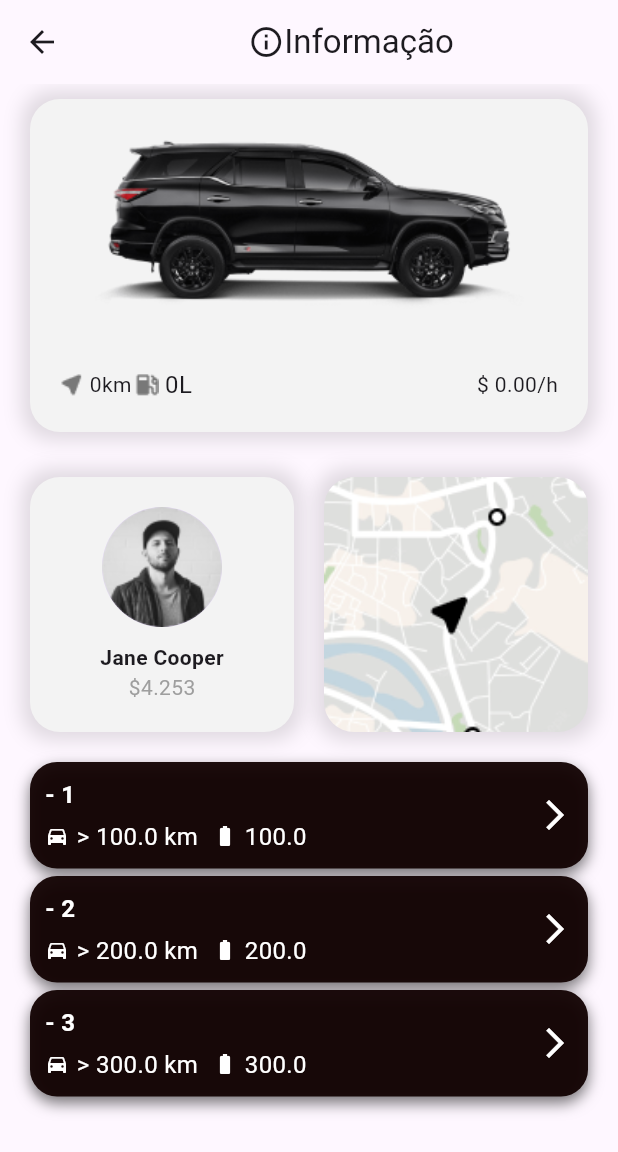
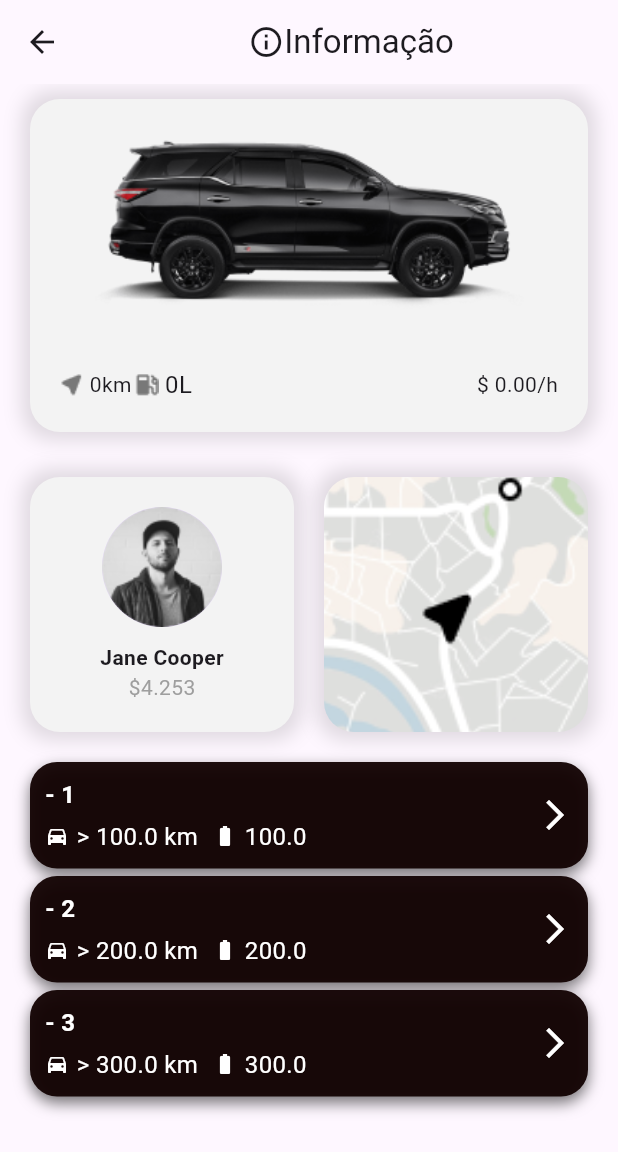
Before and after one commit to dariotecnoarte-dev/rent-a-car-app_flutter_with_firebase, a Flutter app: the CarDetailPage screen opened directly with empty values, on a phone screen of 412 x 824 dp. Shown: the top 1152 px of the screen. Run offline on Flutter 3.47's test engine with Material 3 defaults, Android fonts, the phone set to English and light mode, and no system bars; our stand-ins replace bloc, cloud_firestore, firebase_core, flutter_bloc, flutter_map, get_it and 1 more; missing offline and left inert: dart:js_interop; accounts and stored records are empty.

Commit message:
finishing the firt part of app

```diff
--- /dev/null
+++ b/lib/domain/repositories/car_repositories.dart
@@ -0,0 +1,5 @@
+import '../../data/models/car.dart';
+
+abstract class CarRepository{
+  Future<List<Car>> fetchCars();
+}
--- /dev/null
+++ b/lib/domain/usecases/get_cars.dart
@@ -0,0 +1,11 @@
+import 'package:car_rental_app/data/models/car.dart';
+import 'package:car_rental_app/domain/repositories/car_repositories.dart';
+
+class GetCars{
+  final CarRepository repository;
+  GetCars(this.repository);
+
+  Future<List<Car>> call() async{
+    return await repository.fetchCars();
+  }
+}
--- /dev/null
+++ b/lib/presentations/bloc/car_bloc.dart
@@ -0,0 +1,21 @@
+import 'package:bloc/bloc.dart';
+import 'package:car_rental_app/domain/usecases/get_cars.dart';
+import 'package:car_rental_app/presentations/bloc/car_event.dart';
+import 'package:car_rental_app/presentations/bloc/car_state.dart';
+
+class CarBloc extends Bloc<CarEvent, CarState>{
+  final GetCars getCars;
+
+
+  CarBloc({required this.getCars}):super(CarsLoading()){
+    on<LoadCars>((event, emit) async {
+      emit(CarsLoading());
+      try {
+        final cars = await getCars.call();
+        emit(CarsLoaded(cars));
+      } catch (e) {
+        emit(CarsError(e.toString()));
+      }
+    });
+  }
+}
--- /dev/null
+++ b/lib/presentations/bloc/car_event.dart
@@ -0,0 +1,3 @@
+abstract class CarEvent{}
+
+class LoadCars extends CarEvent{}
--- /dev/null
+++ b/lib/presentations/bloc/car_state.dart
@@ -0,0 +1,15 @@
+import 'package:car_rental_app/data/models/car.dart';
+
+abstract class CarState{}
+
+class CarsLoading extends CarState{}
+
+class CarsLoaded extends CarState{
+  final List<Car> cars;
+  CarsLoaded(this.cars);
+}
+
+class CarsError extends CarState{
+  final String message;
+  CarsError(this.message);
+}
--- a/lib/presentations/pages/car_details_page.dart
+++ b/lib/presentations/pages/car_details_page.dart
@@ -1,13 +1,45 @@
-import 'package:car_rental_app/data_models/car.dart';
+import 'package:car_rental_app/data/models/car.dart';
+import 'package:car_rental_app/presentations/pages/maps_detail_pages.dart';
 import 'package:car_rental_app/presentations/widgets/car_card.dart';
 import 'package:car_rental_app/presentations/widgets/more_card.dart';
 import 'package:flutter/cupertino.dart';
 import 'package:flutter/material.dart';
 import 'package:flutter/widgets.dart';
 
-class CarDetailPage extends StatelessWidget {
+class CarDetailPage extends StatefulWidget {
   final Car car;
   const CarDetailPage({super.key, required this.car});
+
+  @override
+  State<CarDetailPage> createState() => _CarDetailPageState();
+}
+
+//for animations
+class _CarDetailPageState extends State<CarDetailPage>
+    with SingleTickerProviderStateMixin {
+  late AnimationController _controller;
+  late Animation<double> _animation;
+
+  @override
+  void initState() {
+    super.initState();
+    _controller = AnimationController(
+      duration: const Duration(seconds: 3),
+      vsync: this,
+    );
+
+    _animation = Tween<double>(begin: 1.0, end: 1.5).animate(_controller)
+      ..addListener(() {
+        setState(() {});
+      });
+    _controller.forward();
+  }
+
+  @override
+  void dispose() {
+    _controller.dispose();
+    super.dispose();
+  }
 
   @override
   Widget build(BuildContext context) {
@@ -25,10 +57,11 @@ class CarDetailPage extends StatelessWidget {
         children: [
           CarCard(
             car: Car(
-                model: car.model,
-                distance: car.distance,
-                fuelCapacity: car.fuelCapacity,
-                pricePerHour: car.pricePerHour),
+              model: widget.car.model,
+              distance: widget.car.distance,
+              fuelCapacity: widget.car.fuelCapacity,
+              pricePerHour: widget.car.pricePerHour,
+            ),
           ),
           const SizedBox(height: 20),
           Padding(
@@ -37,7 +70,7 @@ class CarDetailPage extends StatelessWidget {
               children: [
                 Expanded(
                   child: Container(
-                    padding: EdgeInsets.all(20),
+                    padding: const EdgeInsets.all(20),
                     decoration: BoxDecoration(
                         color: const Color(0xfff3f3f3),
                         borderRadius: BorderRadius.circular(20),
@@ -69,16 +102,21 @@ class CarDetailPage extends StatelessWidget {
                     ),
                   ),
                 ),
-                SizedBox(width: 20),
+                const SizedBox(width: 20),
                 Expanded(
+                  child: GestureDetector(
+                    onTap: () {
+                      Navigator.push(
+                        context,
+                        MaterialPageRoute(
+                          builder: (context) => MapsDetailPage(car: widget.car),
+                        ),
+                      );
+                    },
                     child: Container(
                       height: 170,
                       decoration: BoxDecoration(
                           borderRadius: BorderRadius.circular(20),
-                        image: const DecorationImage(
-                          image: AssetImage("assets/maps.png"),
-                          fit: BoxFit.cover,
-                        ),
                           boxShadow: const [
                             BoxShadow(
                               color: Colors.black12,
@@ -86,37 +124,46 @@ class CarDetailPage extends StatelessWidget {
                               spreadRadius: 5,
                             )
                           ]),
+                      child: ClipRRect(
+                        borderRadius: BorderRadius.circular(20),
+                        child: Transform.scale(
+                          scale: _animation.value,
+                          alignment: Alignment.center,
+                          child: Image.asset("assets/maps.png", fit: BoxFit.cover),
+                        ),
+                      ),
+                    ),
                   ),
                 ),
               ],
             ),
           ),
           Container(
-            padding: EdgeInsets.all(20),
+            padding: const EdgeInsets.all(20),
             child: Column(
               children: [
                 MoreCard(
                   car: Car(
-                      model: car.model+"- 1",
-                      distance: car.distance+100,
-                      fuelCapacity: car.fuelCapacity+100,
-                      pricePerHour: car.pricePerHour+20),
+                      model: widget.car.model + "- 1",
+                      distance: widget.car.distance + 100,
+                      fuelCapacity: widget.car.fuelCapacity + 100,
+                      pricePerHour: widget.car.pricePerHour + 20),
                 ),
-                SizedBox(height: 5),
+                const SizedBox(height: 5),
                 MoreCard(
                   car: Car(
-                      model: car.model+"- 2",
-                      distance: car.distance+200,
-                      fuelCapacity: car.fuelCapacity+200,
-                      pricePerHour: car.pricePerHour+10),
+                      model: widget.car.model + "- 2",
+                      distance: widget.car.distance + 200,
+                      fuelCapacity: widget.car.fuelCapacity + 200,
+                      pricePerHour: widget.car.pricePerHour + 10),
                 ),
-                SizedBox(height: 5),
+                const SizedBox(height: 5),
                 MoreCard(
                   car: Car(
-                      model: car.model+"- 3",
-                      distance: car.distance+300,
-                      fuelCapacity: car.fuelCapacity+300,
-                      pricePerHour: car.pricePerHour+30),
+                      model: widget.car.model + "- 3",
+                      distance: widget.car.distance + 300,
+                      fuelCapacity: widget.car.fuelCapacity + 300,
+                      pricePerHour: widget.car.pricePerHour + 30),
                 ),
               ],
             ),
--- a/lib/presentations/pages/onboarding_page.dart
+++ b/lib/presentations/pages/onboarding_page.dart
@@ -53,9 +53,9 @@ class OnboardingPage extends StatelessWidget {
                     height: 54,
                     child: ElevatedButton(
                       onPressed: (){
-                        Navigator.push(
-                          context,
-                          MaterialPageRoute(builder: (context) => CarListScreen()));
+                        Navigator.of(context).pushAndRemoveUntil(
+                          MaterialPageRoute(builder: (context)=>CarListScreen()
+                          ), (route) => false);
                       },
                       style: ElevatedButton.styleFrom(
                         foregroundColor: Colors.black,
--- a/lib/presentations/widgets/car_card.dart
+++ b/lib/presentations/widgets/car_card.dart
@@ -1,4 +1,4 @@
-import 'package:car_rental_app/data_models/car.dart';
+import 'package:car_rental_app/data/models/car.dart';
 import 'package:car_rental_app/presentations/pages/car_details_page.dart';
 import 'package:flutter/material.dart';
 
@@ -11,7 +11,7 @@ class CarCard extends StatelessWidget {
     return GestureDetector(
       onTap: () {
         Navigator.push(
-            context, MaterialPageRoute(builder: (context) => CarDetailPage(car: car,)));
+            context, MaterialPageRoute(builder: (context) => CarDetailPage(car: car)));
       },
       child: Container(
         margin: EdgeInsets.symmetric(vertical: 10, horizontal: 20),
--- a/lib/presentations/widgets/more_card.dart
+++ b/lib/presentations/widgets/more_card.dart
@@ -1,6 +1,6 @@
 import 'package:flutter/material.dart';
 
-import '../../data_models/car.dart';
+import '../../data/models/car.dart';
 
 class MoreCard extends StatelessWidget {
   final Car car;
```
Also changed, not shown: lib/data/datasources/firebase_car_data_source.dart (added, +13 -0 lines), lib/data/models/car.dart (renamed from lib/data_models/car.dart, +8 -0 lines), lib/data/repositories/car_repository_impl.dart (added, +14 -0 lines), lib/injection_container.dart (added, +27 -0 lines), lib/main.dart (+20 -8 lines), lib/presentations/pages/car_list_screen.dart (+23 -15 lines), lib/presentations/pages/maps_detail_pages.dart (+34 -25 lines), pubspec.yaml (+5 -46 lines), lib/firebase_options.dart, pubspec.lock. Lines whose indentation alone changed are shown as unchanged.
